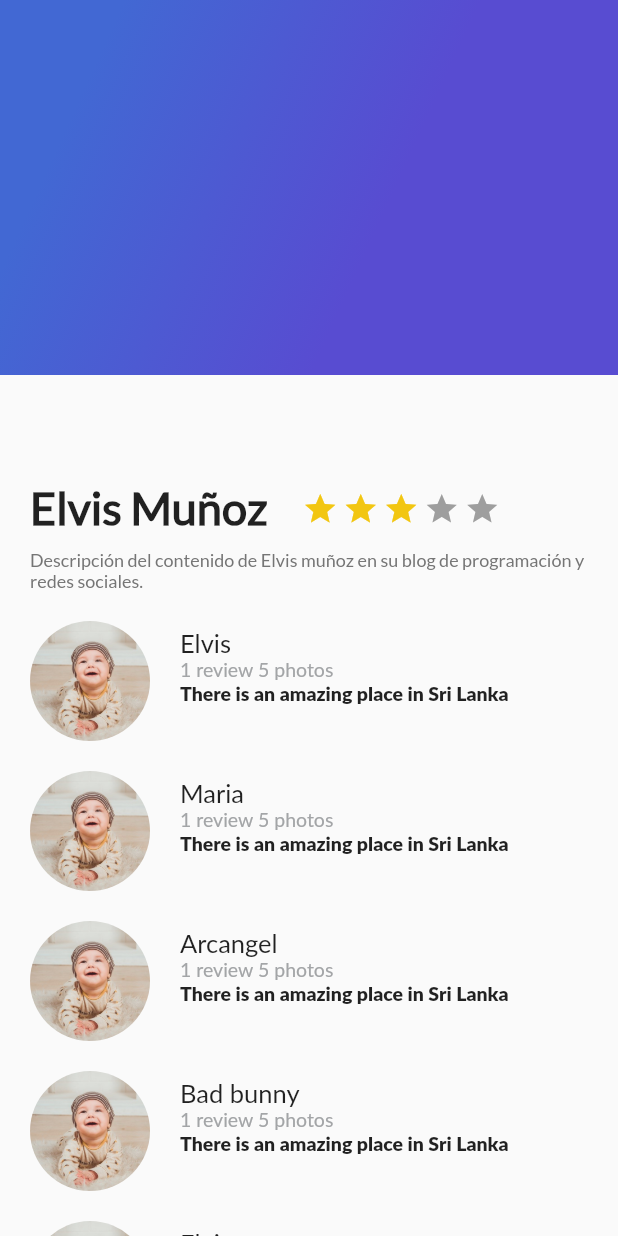
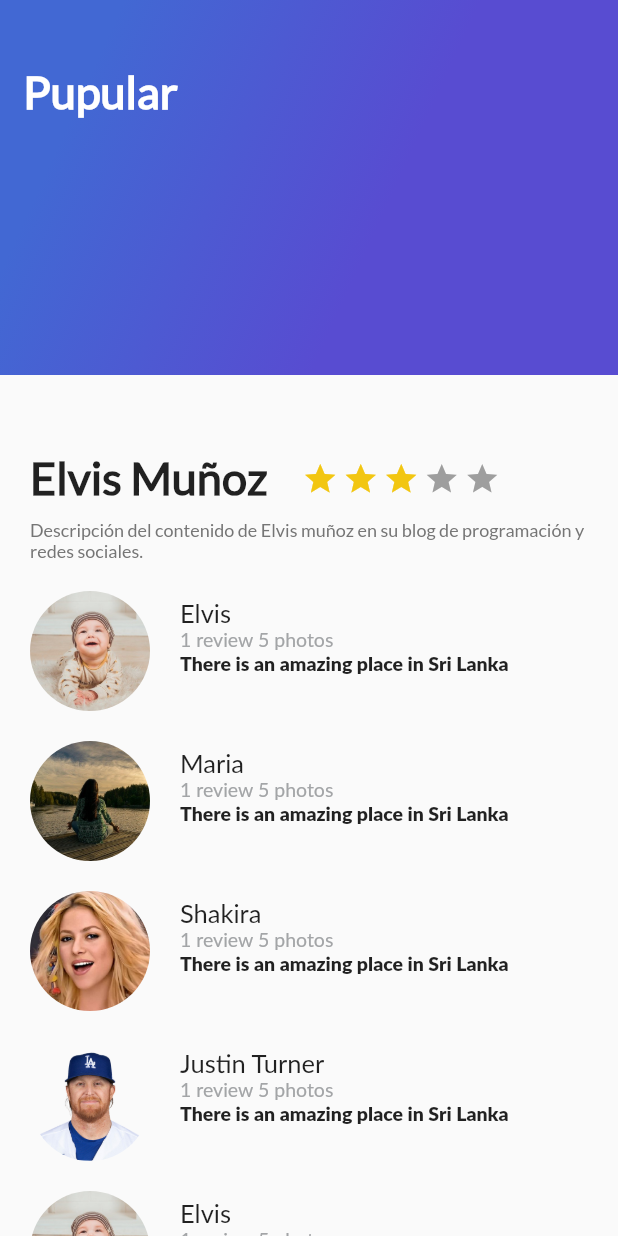
Before and after one commit to ELVISLEONARDO18/platzi_trips_app, a Flutter app: the screen it shows after launch, on a phone screen of 412 x 824 dp. Run offline on Flutter 3.47's test engine with Material 2 defaults, Android fonts, the phone set to English and light mode, and no system bars; Roboto replaces fonts that are missing (Lato).

Commit message:
integramos mas fotos para list view

```diff
--- a/lib/description_place.dart
+++ b/lib/description_place.dart
@@ -10,7 +10,7 @@ class DescriptionPlaces extends StatelessWidget {
   @override
   Widget build(BuildContext context) {
     final title = Container(
-      margin: EdgeInsets.only(top: 320.0, left: 20.0, right: 20.0),
+      margin: EdgeInsets.only(top: 300.0, left: 20.0, right: 20.0),
       child: Text(
         this.titleName,
         style: TextStyle(
@@ -23,7 +23,7 @@ class DescriptionPlaces extends StatelessWidget {
 
     Widget startW(bool disabled) {
       return Container(
-        margin: EdgeInsets.only(top: 323.0, left: 3.0),
+        margin: EdgeInsets.only(top: 303.0, left: 3.0),
         child: Icon(
           Icons.star,
           color: disabled ? Color(0xFFf2C611) : Colors.grey.shade500,
--- a/lib/gradient_back.dart
+++ b/lib/gradient_back.dart
@@ -1,6 +1,9 @@
 import 'package:flutter/material.dart';
 
 class GradientBack extends StatelessWidget {
+  String title = "";
+  GradientBack(this.title);
+
   @override
   Widget build(BuildContext context) {
     return Container(
@@ -14,7 +17,18 @@ class GradientBack extends StatelessWidget {
             begin: FractionalOffset(0.2, 0.0),
             end: FractionalOffset(1.0, 0.6),
             stops: [0.0, 0.6],
-              tileMode: TileMode.clamp)),
+            tileMode: TileMode.clamp),
+      ),
+      child: Text(
+        this.title,
+        style: TextStyle(
+          color: Colors.white,
+          fontFamily: "LatoRegular",
+          fontSize: 30.0,
+          fontWeight: FontWeight.bold,
+        ),
+      ),
+      alignment: Alignment(-0.9, -0.6),
     );
   }
 }
--- a/lib/main.dart
+++ b/lib/main.dart
@@ -13,7 +13,7 @@ class MyApp extends StatelessWidget {
     return MaterialApp(
       title: 'Flutter Demo',
       theme: ThemeData(
-        primarySwatch: Colors.red,
+        primarySwatch: Colors.blue,
       ),
       // home: MyHomePage(title: 'Platzi Trips'),
       home: Scaffold(
@@ -26,7 +26,7 @@ class MyApp extends StatelessWidget {
                 ReviewList(),
               ],
             ),
-            GradientBack()
+            GradientBack("Pupular")
           ],
         ),
       ),
--- a/lib/review_list.dart
+++ b/lib/review_list.dart
@@ -9,16 +9,16 @@ class ReviewList extends StatelessWidget {
       children: <Widget>[
         Review("assets/img/photo.jpg", "Elvis", "1 review 5 photos",
             "There is an amazing place in Sri Lanka"),
-        Review("assets/img/photo.jpg", "Maria", "1 review 5 photos",
+        Review("assets/img/people.jpg", "Maria", "1 review 5 photos",
             "There is an amazing place in Sri Lanka"),
-        Review("assets/img/photo.jpg", "Arcangel", "1 review 5 photos",
+        Review("assets/img/shakira.jpg", "Shakira", "1 review 5 photos",
             "There is an amazing place in Sri Lanka"),
-        Review("assets/img/photo.jpg", "Bad bunny", "1 review 5 photos",
+        Review("assets/img/justin.png", "Justin Turner", "1 review 5 photos",
             "There is an amazing place in Sri Lanka"),
         Review("assets/img/photo.jpg", "Elvis", "1 review 5 photos",
             "There is an amazing place in Sri Lanka"),
-        Review("assets/img/photo.jpg", "El Zorro", "1 review 5 photos",
-            "There is an amazing place in Sri Lanka"),
+        // Review("assets/img/photo.jpg", "El Zorro", "1 review 5 photos",
+        //     "There is an amazing place in Sri Lanka"),
       ],
     );
   }
--- a/pubspec.yaml
+++ b/pubspec.yaml
@@ -75,7 +75,7 @@ flutter:
   # For details regarding fonts from package dependencies,
   # see https://flutter.dev/custom-fonts/#from-packages
   assets:
-    - assets/img/photo.jpg
+    - assets/img/
 
   fonts:
     - family: LatoRegular
```
Also changed, not shown: assets/img/justin.png (added), assets/img/people.jpg (added), assets/img/shakira.jpg (added). Lines whose indentation alone changed are shown as unchanged.
